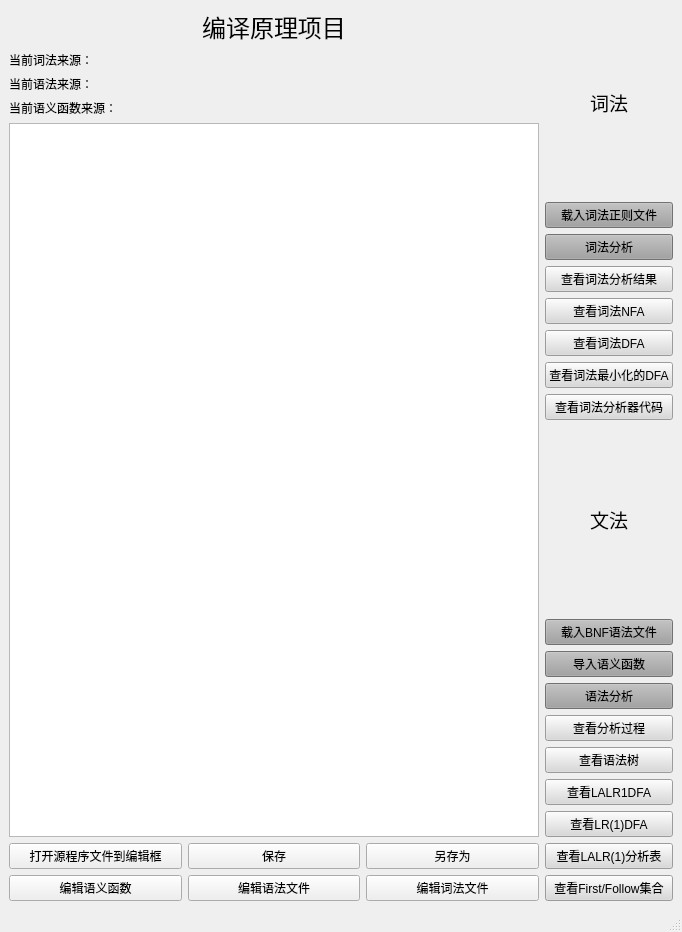
Old version of the form project/grammarAnalyzer/gui/mainwindow.ui in the repository King3212/Compiler-theory.
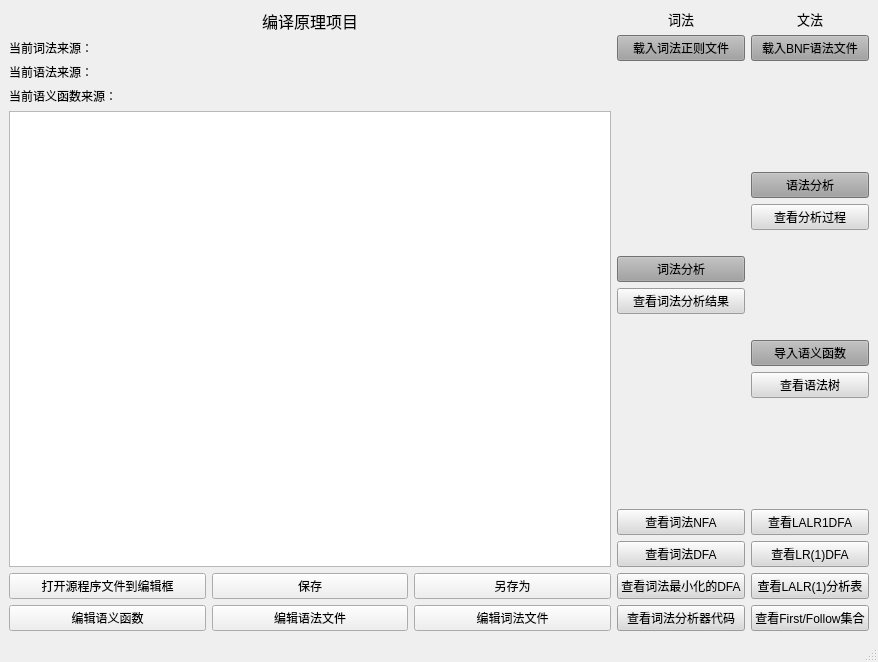
New version of the form.

Diff of the .ui file:
```diff
--- a/project/grammarAnalyzer/gui/mainwindow.ui
+++ b/project/grammarAnalyzer/gui/mainwindow.ui
@@ -6,8 +6,8 @@
    <rect>
     <x>0</x>
     <y>0</y>
-    <width>682</width>
-    <height>932</height>
+    <width>878</width>
+    <height>662</height>
    </rect>
   </property>
   <property name="windowTitle">
@@ -27,7 +27,7 @@
           <property name="font">
            <font>
             <family>Microsoft Himalaya</family>
-            <pointsize>18</pointsize>
+            <pointsize>12</pointsize>
            </font>
           </property>
           <property name="text">
@@ -127,15 +127,17 @@
        </layout>
       </item>
       <item>
-       <layout class="QVBoxLayout" name="verticalLayout_4">
+       <layout class="QHBoxLayout" name="horizontalLayout_2">
         <item>
-         <layout class="QVBoxLayout" name="verticalLayout">
+         <layout class="QHBoxLayout" name="horizontalLayout_3">
+          <item>
+           <layout class="QVBoxLayout" name="verticalLayout_2">
           <item>
            <widget class="QLabel" name="label_2">
             <property name="font">
              <font>
               <family>Microsoft Himalaya</family>
-              <pointsize>14</pointsize>
+                <pointsize>10</pointsize>
               <italic>false</italic>
               <bold>false</bold>
              </font>
@@ -149,8 +151,6 @@
            </widget>
           </item>
           <item>
-           <layout class="QVBoxLayout" name="verticalLayout_2">
-            <item>
              <widget class="QPushButton" name="pushButton_load_word_rul">
               <property name="styleSheet">
                <string notr="true">background-color: rgb(160, 160, 160);</string>
@@ -160,6 +160,19 @@
               </property>
              </widget>
             </item>
+            <item>
+             <spacer name="verticalSpacer_2">
+              <property name="orientation">
+               <enum>Qt::Vertical</enum>
+              </property>
+              <property name="sizeHint" stdset="0">
+               <size>
+                <width>20</width>
+                <height>40</height>
+               </size>
+              </property>
+             </spacer>
+            </item>
             <item>
              <widget class="QPushButton" name="pushButton_Word_Analyze">
               <property name="styleSheet">
@@ -180,6 +193,19 @@
               </property>
              </widget>
             </item>
+            <item>
+             <spacer name="verticalSpacer_3">
+              <property name="orientation">
+               <enum>Qt::Vertical</enum>
+              </property>
+              <property name="sizeHint" stdset="0">
+               <size>
+                <width>20</width>
+                <height>40</height>
+               </size>
+              </property>
+             </spacer>
+            </item>
             <item>
              <widget class="QPushButton" name="pushButton_Word_NFA">
               <property name="styleSheet">
@@ -223,11 +249,13 @@
            </layout>
           </item>
           <item>
+           <layout class="QVBoxLayout" name="verticalLayout_3">
+            <item>
            <widget class="QLabel" name="label">
             <property name="font">
              <font>
               <family>Microsoft Himalaya</family>
-              <pointsize>14</pointsize>
+                <pointsize>10</pointsize>
               <bold>false</bold>
              </font>
             </property>
@@ -246,8 +274,6 @@
            </widget>
           </item>
           <item>
-           <layout class="QVBoxLayout" name="verticalLayout_3">
-            <item>
              <widget class="QPushButton" name="pushButton_load_BNF">
               <property name="styleSheet">
                <string notr="true">background-color: rgb(160, 160, 160);</string>
@@ -258,14 +284,17 @@
              </widget>
             </item>
             <item>
-             <widget class="QPushButton" name="pushButton_GrmTreeFunc">
-              <property name="styleSheet">
-               <string notr="true">background-color: rgb(160, 160, 160);</string>
+             <spacer name="verticalSpacer_5">
+              <property name="orientation">
+               <enum>Qt::Vertical</enum>
               </property>
-              <property name="text">
-               <string>导入语义函数</string>
+              <property name="sizeHint" stdset="0">
+               <size>
+                <width>20</width>
+                <height>40</height>
+               </size>
               </property>
-             </widget>
+             </spacer>
             </item>
             <item>
              <widget class="QPushButton" name="pushButton_GA_run">
@@ -287,6 +316,29 @@
               </property>
              </widget>
             </item>
+            <item>
+             <spacer name="verticalSpacer">
+              <property name="orientation">
+               <enum>Qt::Vertical</enum>
+              </property>
+              <property name="sizeHint" stdset="0">
+               <size>
+                <width>20</width>
+                <height>40</height>
+               </size>
+              </property>
+             </spacer>
+            </item>
+            <item>
+             <widget class="QPushButton" name="pushButton_GrmTreeFunc">
+              <property name="styleSheet">
+               <string notr="true">background-color: rgb(160, 160, 160);</string>
+              </property>
+              <property name="text">
+               <string>导入语义函数</string>
+              </property>
+             </widget>
+            </item>
             <item>
              <widget class="QPushButton" name="pushButton_show_Analyze_Tree">
               <property name="styleSheet">
@@ -297,6 +349,19 @@
               </property>
              </widget>
             </item>
+            <item>
+             <spacer name="verticalSpacer_4">
+              <property name="orientation">
+               <enum>Qt::Vertical</enum>
+              </property>
+              <property name="sizeHint" stdset="0">
+               <size>
+                <width>20</width>
+                <height>40</height>
+               </size>
+              </property>
+             </spacer>
+            </item>
             <item>
              <widget class="QPushButton" name="pushButton_show_LALR_DFA">
               <property name="styleSheet">
```
Left out of the diff: 8 changed lines with no effect on the pictures. Lines whose indentation alone changed are shown as unchanged.
